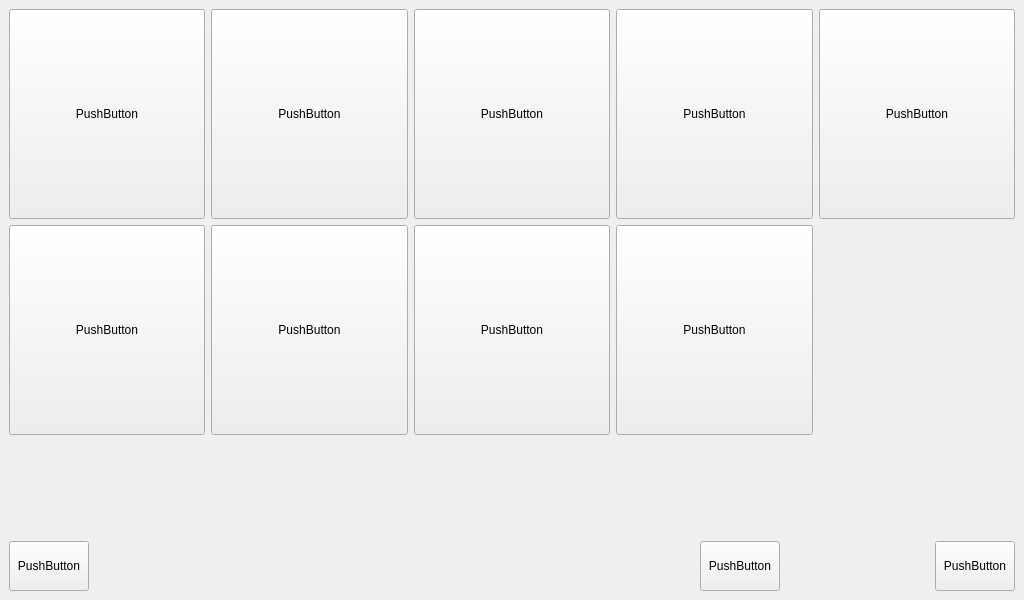
The window that test.ui (Capppe/lab2-project) describes before a commit, drawn with Qt 5.
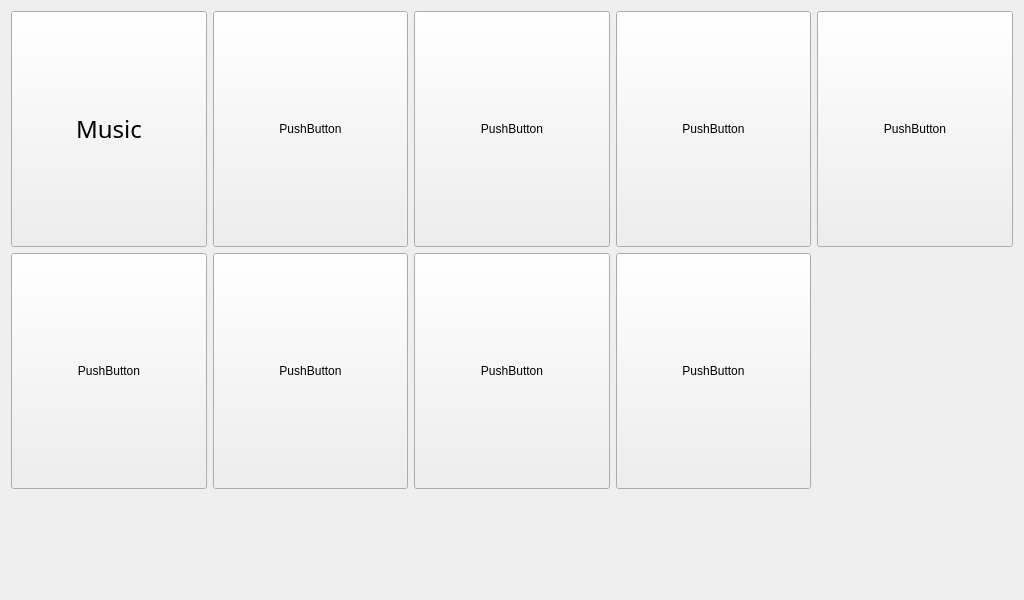
The same window after the commit. Icons and pictures are not drawn.

Commit message: Local music playing implemented!

```diff
--- a/test.ui
+++ b/test.ui
@@ -1,7 +1,7 @@
 <?xml version="1.0" encoding="UTF-8"?>
 <ui version="4.0">
  <class>MainWindow</class>
- <widget class="QMainWindow" name="MainWindow">
+ <widget class="QWidget" name="MainWindow">
   <property name="geometry">
    <rect>
     <x>0</x>
@@ -10,6 +10,12 @@
     <height>600</height>
    </rect>
   </property>
+  <property name="minimumSize">
+   <size>
+    <width>0</width>
+    <height>0</height>
+   </size>
+  </property>
   <property name="windowTitle">
    <string>MainWindow</string>
   </property>
@@ -18,10 +24,8 @@
 	background: black;
 }</string>
   </property>
-  <widget class="QWidget" name="centralwidget">
-   <property name="styleSheet">
-    <string notr="true"/>
-   </property>
+  <layout class="QHBoxLayout" name="horizontalLayout">
+   <item>
    <layout class="QGridLayout" name="gridLayout_2">
     <item row="1" column="0">
      <layout class="QGridLayout" name="gridLayout">
@@ -98,8 +102,38 @@
           <verstretch>0</verstretch>
          </sizepolicy>
         </property>
+         <property name="font">
+          <font>
+           <family>Noto Serif Old Uyghur</family>
+           <pointsize>18</pointsize>
+           <weight>50</weight>
+           <bold>false</bold>
+          </font>
+         </property>
+         <property name="layoutDirection">
+          <enum>Qt::LeftToRight</enum>
+         </property>
         <property name="text">
-         <string>PushButton</string>
+          <string>Music</string>
+         </property>
+         <property name="icon">
+          <iconset resource="../../../Projects/PiGUI/resources/images.qrc">
+           <normaloff>:/images/music.png</normaloff>:/images/music.png</iconset>
+         </property>
+         <property name="iconSize">
+          <size>
+           <width>80</width>
+           <height>80</height>
+          </size>
+         </property>
+         <property name="autoDefault">
+          <bool>false</bool>
+         </property>
+         <property name="default">
+          <bool>false</bool>
+         </property>
+         <property name="flat">
+          <bool>false</bool>
         </property>
        </widget>
       </item>
@@ -160,136 +194,9 @@
       </property>
      </spacer>
     </item>
-    <item row="3" column="0">
-     <layout class="QHBoxLayout" name="horizontalLayout_3">
-      <item>
-       <widget class="QPushButton" name="pushButton_12">
-        <property name="enabled">
-         <bool>true</bool>
-        </property>
-        <property name="sizePolicy">
-         <sizepolicy hsizetype="Maximum" vsizetype="Minimum">
-          <horstretch>0</horstretch>
-          <verstretch>0</verstretch>
-         </sizepolicy>
-        </property>
-        <property name="minimumSize">
-         <size>
-          <width>40</width>
-          <height>50</height>
-         </size>
-        </property>
-        <property name="text">
-         <string>PushButton</string>
-        </property>
-       </widget>
-      </item>
-      <item>
-       <spacer name="horizontalSpacer">
-        <property name="orientation">
-         <enum>Qt::Horizontal</enum>
-        </property>
-        <property name="sizeHint" stdset="0">
-         <size>
-          <width>40</width>
-          <height>20</height>
-         </size>
-        </property>
-       </spacer>
-      </item>
-      <item>
-       <widget class="QWidget" name="widget" native="true"/>
-      </item>
-      <item>
-       <spacer name="horizontalSpacer_3">
-        <property name="orientation">
-         <enum>Qt::Horizontal</enum>
-        </property>
-        <property name="sizeType">
-         <enum>QSizePolicy::Fixed</enum>
-        </property>
-        <property name="sizeHint" stdset="0">
-         <size>
-          <width>300</width>
-          <height>20</height>
-         </size>
-        </property>
-       </spacer>
-      </item>
-      <item>
-       <spacer name="horizontalSpacer_4">
-        <property name="orientation">
-         <enum>Qt::Horizontal</enum>
-        </property>
-        <property name="sizeHint" stdset="0">
-         <size>
-          <width>40</width>
-          <height>20</height>
-         </size>
-        </property>
-       </spacer>
-      </item>
-      <item>
-       <widget class="QPushButton" name="pushButton_11">
-        <property name="enabled">
-         <bool>true</bool>
-        </property>
-        <property name="sizePolicy">
-         <sizepolicy hsizetype="Maximum" vsizetype="Minimum">
-          <horstretch>0</horstretch>
-          <verstretch>0</verstretch>
-         </sizepolicy>
-        </property>
-        <property name="minimumSize">
-         <size>
-          <width>40</width>
-          <height>50</height>
-         </size>
-        </property>
-        <property name="text">
-         <string>PushButton</string>
-        </property>
-       </widget>
-      </item>
-      <item>
-       <spacer name="horizontalSpacer_2">
-        <property name="orientation">
-         <enum>Qt::Horizontal</enum>
-        </property>
-        <property name="sizeHint" stdset="0">
-         <size>
-          <width>40</width>
-          <height>20</height>
-         </size>
-        </property>
-       </spacer>
-      </item>
-      <item>
-       <widget class="QPushButton" name="pushButton_10">
-        <property name="enabled">
-         <bool>true</bool>
-        </property>
-        <property name="sizePolicy">
-         <sizepolicy hsizetype="Maximum" vsizetype="Minimum">
-          <horstretch>0</horstretch>
-          <verstretch>0</verstretch>
-         </sizepolicy>
-        </property>
-        <property name="minimumSize">
-         <size>
-          <width>40</width>
-          <height>50</height>
-         </size>
-        </property>
-        <property name="text">
-         <string>PushButton</string>
-        </property>
-       </widget>
-      </item>
      </layout>
     </item>
    </layout>
-  </widget>
   <action name="navHelper">
    <property name="text">
     <string>Home</string>
```
Left out of the diff: 2 changed lines with no effect on the pictures. Lines whose indentation alone changed are shown as unchanged. The commit also changes 33 other files.
